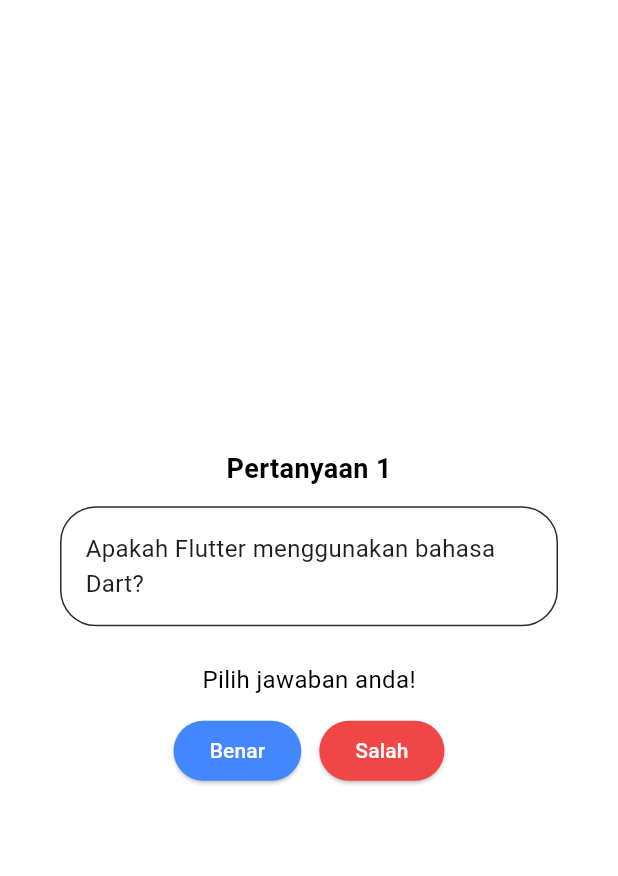
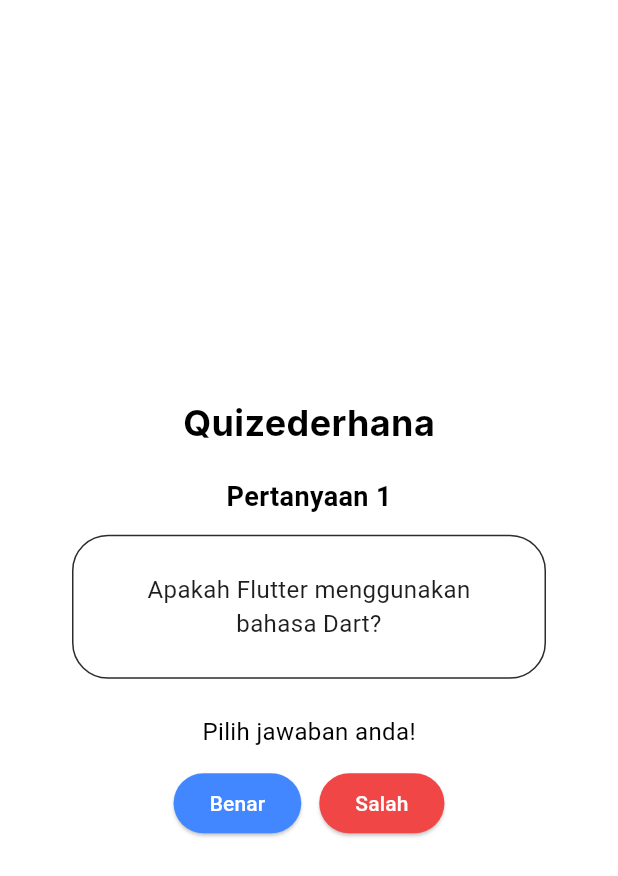
Before and after one commit to BellaRossaYuniarti/quiz_app, a Flutter app: the screen it shows after launch, on a phone screen of 412 x 824 dp. Shown: the top 876 px of the screen. Run offline on Flutter 3.47's test engine with Material 3 defaults, Android fonts, the phone set to English and light mode, and no system bars; Roboto replaces fonts that are missing (Inter).

Commit message:
change ui

```diff
--- a/lib/screen/quiz_screen.dart
+++ b/lib/screen/quiz_screen.dart
@@ -15,6 +15,16 @@ class QuizScreen extends StatelessWidget {
               mainAxisAlignment: MainAxisAlignment.center,
               crossAxisAlignment: CrossAxisAlignment.center,
               children: [
+                Text(
+                  'Quizederhana',
+                  style: TextStyle(
+                    fontSize: 24,
+                    fontFamily: 'Inter',
+                    fontWeight: FontWeight.bold,
+                    color: Colors.black,
+                  ),
+                ),
+                const SizedBox(height: 20),
                 if (quizProvider.currentQuestionIndex <
                     quizProvider.questions.length) ...[
                   Text(
@@ -27,8 +37,8 @@ class QuizScreen extends StatelessWidget {
                   ),
                   const SizedBox(height: 12),
                   Container(
-                    width: 332,
-                    padding: const EdgeInsets.all(16.0),
+                    padding: const EdgeInsets.all(24.0),
+                    margin: const EdgeInsets.symmetric(horizontal: 32.0),
                     decoration: BoxDecoration(
                       border: Border.all(color: Color(0xFF2C2C2C)),
                       borderRadius: BorderRadius.circular(24),
@@ -42,6 +52,7 @@ class QuizScreen extends StatelessWidget {
                           color: Color(0xFF1E1E1E),
                           fontSize: 16,
                         ),
+                        textAlign: TextAlign.center,
                       ),
                     ),
                   ),
```
